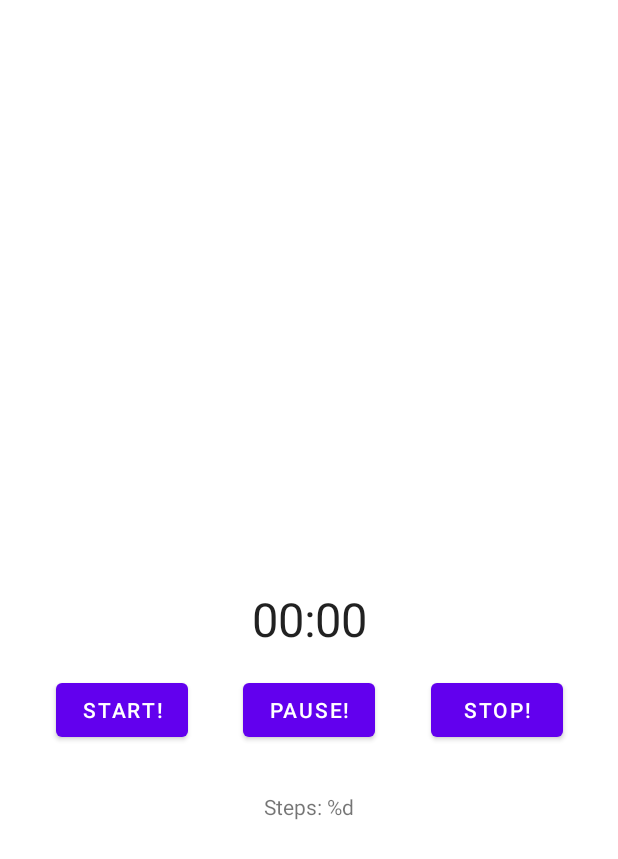
After one commit to Henryyu01/Runtime, an Android app: the Stopwatch screen opened directly, with no data from a screen before it, on a phone screen of 412 x 824 dp. The commit adds this screen. Shown: the top 859 px of the screen. Run offline under Robolectric (Android 15) with nearby library versions, the phone set to English and light mode, and no system bars; libraries missing offline, so code that uses them is left out: com.google.android.gms.

Commit message:
Changing to an activity, added permission request

```diff
--- a/app/build.gradle
+++ b/app/build.gradle
@@ -24,7 +24,7 @@ android {
         }
     }
 
-    dataBinding {
+    viewBinding {
         enabled = true
     }
 
@@ -52,4 +52,8 @@ dependencies {
     androidTestImplementation 'androidx.test.espresso:espresso-core:3.4.0'
     implementation 'androidx.fragment:fragment-ktx:1.3.6'
 
+    // Fitness API
+    implementation("com.google.android.gms:play-services-fitness:20.0.0")
+    implementation("com.google.android.gms:play-services-auth:19.2.0")
+
 }
--- a/app/src/main/AndroidManifest.xml
+++ b/app/src/main/AndroidManifest.xml
@@ -1,6 +1,8 @@
 <?xml version="1.0" encoding="utf-8"?>
 <manifest xmlns:android="http://schemas.android.com/apk/res/android"
     package="com.example.runtime">
+
+    <uses-permission android:name="android.permission.ACTIVITY_RECOGNITION" />
 
     <application
         android:allowBackup="true"
@@ -9,6 +11,9 @@
         android:roundIcon="@mipmap/ic_launcher_round"
         android:supportsRtl="true"
         android:theme="@style/Theme.Runtime">
+        <activity
+            android:name=".Stopwatch"
+            android:exported="true" />
         <activity
             android:name=".MainActivity"
             android:exported="true">
--- /dev/null
+++ b/app/src/main/java/com/example/runtime/Stopwatch.kt
@@ -0,0 +1,114 @@
+package com.example.runtime
+
+import android.Manifest
+import android.content.pm.PackageManager
+import androidx.appcompat.app.AppCompatActivity
+import android.os.Bundle
+import android.os.SystemClock
+import android.widget.Chronometer
+import androidx.activity.result.contract.ActivityResultContracts
+import androidx.activity.viewModels
+import androidx.core.content.ContextCompat
+import androidx.lifecycle.Observer
+import com.example.runtime.databinding.ActivityStopwatchBinding
+
+class Stopwatch : AppCompatActivity() {
+
+    // Chronometer vars
+    private var running = false
+
+    private var timeOffset = 0L
+
+    private lateinit var chronometer: Chronometer
+
+    // Binding
+    private lateinit var binding: ActivityStopwatchBinding
+
+    // View Model
+    private val viewModel: StopwatchViewModel by viewModels()
+
+    // Register the permissions callback, which handles the user's response to the
+    // system permissions dialog. Save the return value, an instance of
+    // ActivityResultLauncher. You can use either a val, as shown in this snippet,
+    // or a lateinit var in your onAttach() or onCreate() method.
+    val requestPermissionLauncher =
+        registerForActivityResult(
+            ActivityResultContracts.RequestPermission()
+        ) { isGranted: Boolean ->
+            if (isGranted) {
+                viewModel.getData()
+            } else {
+                // Explain to the user that the feature is unavailable because the
+                // features requires a permission that the user has denied. At the
+                // same time, respect the user's decision. Don't link to system
+                // settings in an effort to convince the user to change their
+                // decision.
+            }
+        }
+
+    override fun onCreate(savedInstanceState: Bundle?) {
+        super.onCreate(savedInstanceState)
+
+        // Inflate the view binding
+        binding = ActivityStopwatchBinding.inflate(layoutInflater)
+        setContentView(binding.root)
+
+        // Find the chronometer
+        chronometer = binding.stopwatch
+
+        // Setup click listeners
+        binding.start.setOnClickListener { onTimeStart() }
+        binding.stop.setOnClickListener { onTimeStop() }
+        binding.pause.setOnClickListener { onTimePause() }
+
+        // Setup observers to livedata
+        val stepObserver = Observer<Int> { steps ->
+            binding.steps.text = steps.toString()
+        }
+        viewModel.steps.observe(this, stepObserver)
+    }
+
+    private fun onTimeStart() {
+        if (!running) {
+            checkPermission()
+            chronometer.base = SystemClock.elapsedRealtime() - timeOffset
+            chronometer.start()
+            running = true
+        }
+    }
+
+    private fun onTimePause() {
+        if (running) {
+            chronometer.stop()
+            timeOffset = SystemClock.elapsedRealtime() - chronometer.base
+            running = false
+        }
+    }
+
+    private fun onTimeStop() {
+        if (running) {
+            chronometer.stop()
+        }
+        chronometer.base = SystemClock.elapsedRealtime()
+        timeOffset = 0
+        running = false
+    }
+
+    private fun checkPermission() {
+        when {
+            ContextCompat.checkSelfPermission(this, Manifest.permission.ACTIVITY_RECOGNITION)
+                    == PackageManager.PERMISSION_GRANTED -> {
+                viewModel.getData()
+            }
+
+            shouldShowRequestPermissionRationale(Manifest.permission.ACTIVITY_RECOGNITION) -> {
+
+            }
+
+            else -> {
+                requestPermissionLauncher.launch(Manifest.permission.ACTIVITY_RECOGNITION)
+            }
+
+        }
+    }
+}
--- a/app/src/main/java/com/example/runtime/StopwatchViewModel.kt
+++ b/app/src/main/java/com/example/runtime/StopwatchViewModel.kt
@@ -1,7 +1,28 @@
 package com.example.runtime
 
+import android.icu.util.TimeUnit
+import android.os.Build
+import androidx.annotation.RequiresApi
+import androidx.lifecycle.LiveData
+import androidx.lifecycle.MutableLiveData
 import androidx.lifecycle.ViewModel
+import com.google.android.gms.fitness.data.DataType
+import com.google.android.gms.fitness.request.DataReadRequest
+import java.time.LocalDateTime
+import java.time.ZoneId
+import kotlin.time.Duration.Companion.seconds
 
-class StopwatchViewModel : ViewModel() {
+class StopwatchViewModel: ViewModel() {
+    private val _steps = MutableLiveData<Int>()
 
+    val steps: LiveData<Int>
+        get() = _steps
+
+    fun getData() {
+
+    }
+
+    fun accessGoogleFit() {
+
+    }
 }
--- /dev/null
+++ b/app/src/main/res/layout/activity_stopwatch.xml
@@ -0,0 +1,61 @@
+<?xml version="1.0" encoding="utf-8"?>
+<androidx.constraintlayout.widget.ConstraintLayout
+    xmlns:android="http://schemas.android.com/apk/res/android"
+    xmlns:app="http://schemas.android.com/apk/res-auto"
+    xmlns:tools="http://schemas.android.com/tools"
+    android:layout_width="match_parent"
+    android:layout_height="match_parent"
+    tools:context=".Stopwatch">
+
+    <Chronometer
+        android:id="@+id/stopwatch"
+        android:layout_width="wrap_content"
+        android:layout_height="wrap_content"
+        android:layout_margin="16dp"
+        android:textSize="14pt"
+        app:layout_constraintEnd_toEndOf="parent"
+        app:layout_constraintStart_toStartOf="parent"
+        app:layout_constraintTop_toTopOf="parent"
+        app:layout_constraintBottom_toBottomOf="parent" />
+
+    <Button
+        android:id="@+id/start"
+        android:layout_width="wrap_content"
+        android:layout_height="wrap_content"
+        android:text="@string/start"
+        android:layout_margin="16dp"
+        app:layout_constraintEnd_toStartOf="@id/pause"
+        app:layout_constraintStart_toStartOf="parent"
+        app:layout_constraintTop_toBottomOf="@+id/stopwatch" />
+
+    <Button
+        android:id="@+id/pause"
+        android:layout_width="wrap_content"
+        android:layout_height="wrap_content"
+        android:text="@string/pause"
+        android:layout_margin="16dp"
+        app:layout_constraintEnd_toEndOf="@id/stop"
+        app:layout_constraintStart_toStartOf="@id/start"
+        app:layout_constraintTop_toBottomOf="@+id/stopwatch" />
+
+    <Button
+        android:id="@+id/stop"
+        android:layout_width="wrap_content"
+        android:layout_height="wrap_content"
+        android:text="@string/stop"
+        android:layout_margin="16dp"
+        app:layout_constraintEnd_toEndOf="parent"
+        app:layout_constraintStart_toEndOf="@id/pause"
+        app:layout_constraintTop_toBottomOf="@+id/stopwatch" />
+
+    <TextView
+        android:id="@+id/steps"
+        android:layout_width="wrap_content"
+        android:layout_height="wrap_content"
+        android:text="@string/steps"
+        app:layout_constraintBottom_toBottomOf="parent"
+        app:layout_constraintEnd_toEndOf="parent"
+        app:layout_constraintStart_toStartOf="parent"
+        app:layout_constraintTop_toBottomOf="@+id/pause"
+        app:layout_constraintVertical_bias="0.1" />
+</androidx.constraintlayout.widget.ConstraintLayout>
--- a/app/src/main/res/values/strings.xml
+++ b/app/src/main/res/values/strings.xml
@@ -1,3 +1,7 @@
 <resources>
     <string name="app_name">Runtime</string>
+    <string name="start">Start!</string>
+    <string name="pause">Pause!</string>
+    <string name="stop">Stop!</string>
+    <string name="steps">Steps: %d</string>
 </resources>
```
Also changed, not shown: app/src/main/java/com/example/runtime/MainActivity.kt (+17 -1 lines), app/src/main/java/com/example/runtime/StopwatchFragment.kt (deleted, +0 -90 lines), app/src/main/res/layout/activity_main.xml (+11 -9 lines), app/src/main/res/layout/stopwatch_fragment.xml (deleted, +0 -59 lines).
